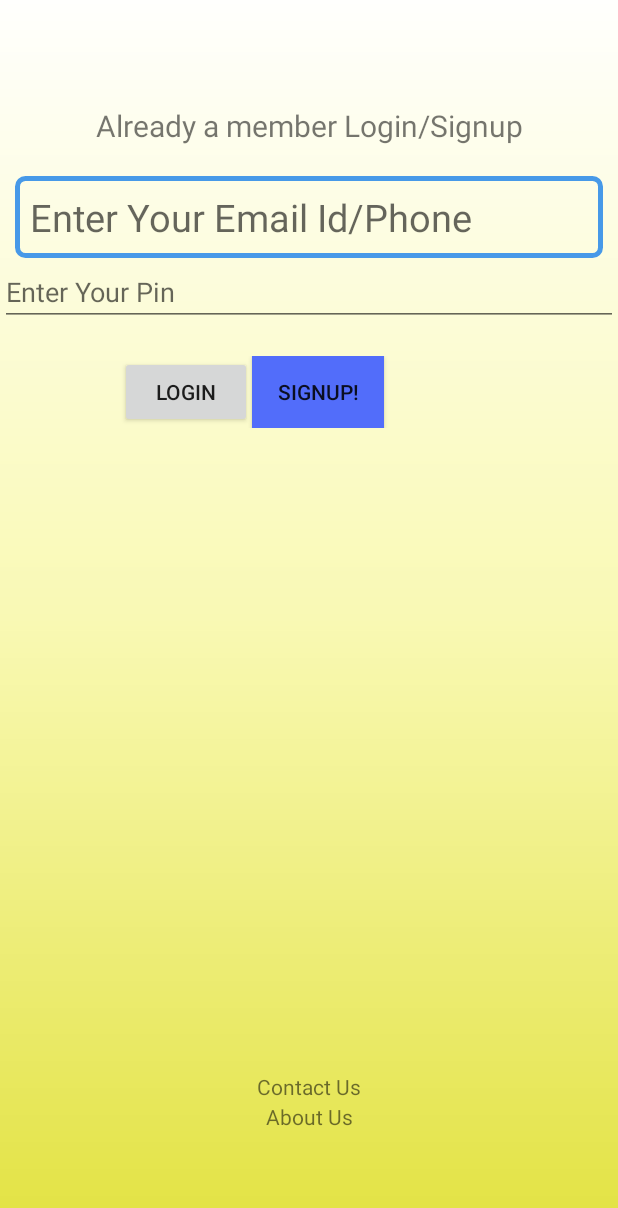
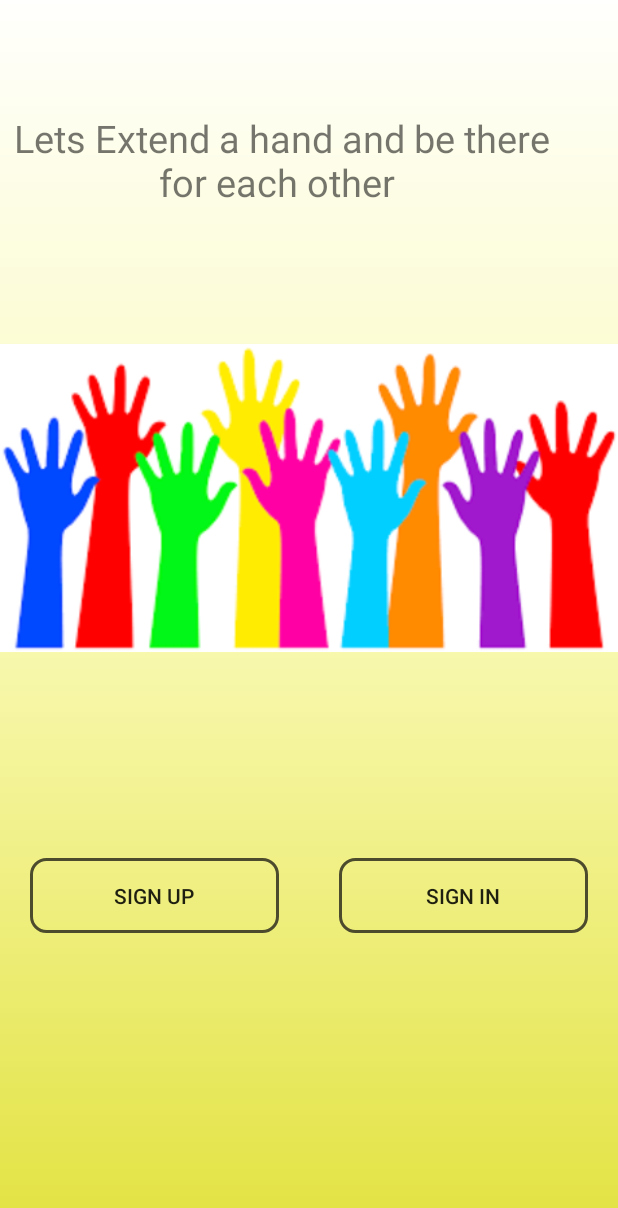
Before and after one commit to vhasija18/Aide, an Android app: the screen it shows after launch (login before the commit, MainActivity after it), on a phone screen of 412 x 824 dp. Shown: the top 1208 px of the screen. Run offline under Robolectric (Android 15) with nearby library versions, the phone set to English and light mode, and no system bars.

Commit message:
2nd upload

```diff
--- a/app/src/main/java/com/example/vhasija/aide/MainActivity.java
+++ b/app/src/main/java/com/example/vhasija/aide/MainActivity.java
@@ -2,25 +2,39 @@ package com.example.vhasija.aide;
 
 import android.app.Activity;
 import android.content.Intent;
+import android.graphics.Color;
 import android.os.Bundle;
 
 import android.os.Handler;
+import android.support.v4.content.ContextCompat;
+import android.view.View;
+import android.view.View.OnFocusChangeListener;
+import android.widget.Button;
 
 public class MainActivity extends Activity {
 
-     private Handler mHandler = new Handler();
-    @Override
+    View signup;
+
+
     protected void onCreate(Bundle savedInstanceState) {
         super.onCreate(savedInstanceState);
         setContentView(R.layout.activity_main);
-        mHandler.postDelayed(new Runnable () {
 
-            public void run() {
-                Intent intent = new Intent(MainActivity.this, login.class);
-                startActivity(intent);
+    }
 
-            }
-        },4000);
+
+    public void signupform (View view)
+
+    {
+        Intent intent = new Intent(this,Signup.class);
+        startActivity(intent);
+    }
+
+    public void login(View view)
+    {
+
+        Intent intent = new Intent(this,login.class);
+        startActivity(intent);
 
     }
 }
--- a/app/src/main/java/com/example/vhasija/aide/Maps.java
+++ b/app/src/main/java/com/example/vhasija/aide/Maps.java
@@ -205,7 +205,7 @@ public class Maps extends FragmentActivity implements OnMapReadyCallback,
         }
     }
 
-    public void signupform1(View View)
+    public void signupform1(View view)
     {
         Intent resultData = new Intent();
         System.out.println(longitude);
--- a/app/src/main/java/com/example/vhasija/aide/Signup.java
+++ b/app/src/main/java/com/example/vhasija/aide/Signup.java
@@ -59,7 +59,7 @@ public class Signup extends AppCompatActivity {
         occupation.setEnabled(false);
 
             }
-    public void Maps(View view) {
+    public void tagurlocation(View view) {
         Intent intent = new Intent(Signup.this,Maps.class);
         startActivityForResult(intent,10);
     }
@@ -107,8 +107,9 @@ public class Signup extends AppCompatActivity {
             }
         }
 
-    public void last(View View)
+    public void signup(View view)
     {
+
         System.out.println("MIke");
         if(flag== -1)
           {
--- /dev/null
+++ b/app/src/main/res/drawable/button_style.xml
@@ -0,0 +1,36 @@
+<?xml version="1.0" encoding="utf-8" ?>
+
+<selector xmlns:android="http://schemas.android.com/apk/res/android">
+
+<item android:state_pressed="false">
+
+<shape
+
+    android:thickness="0dp"
+
+    android:shape="rectangle">
+    <stroke android:width="2dp"
+
+        android:color="#4D4B2E"/>
+    <corners android:radius="10dp" />
+    <solid
+        android:color="#00000000"/>
+</shape>
+
+</item>
+
+    <item android:state_pressed="true">
+
+      <shape
+        android:thickness="0dp"
+
+        android:shape="rectangle">
+        <stroke android:width="4dp"
+
+            android:color="#FF2A00"/>
+        <corners android:radius="10dp" />
+        <solid
+            android:color="#FDA058"/>
+    </shape>
+    </item>
+</selector>
--- a/app/src/main/res/layout/activity_login.xml
+++ b/app/src/main/res/layout/activity_login.xml
@@ -12,17 +12,33 @@
         android:id="@+id/layout1"
         android:layout_width="match_parent"
         android:layout_height="wrap_content"
-        android:layout_marginTop="70dp"
+        android:layout_marginTop="50dp"
         android:orientation="vertical"
         android:visibility="visible">
 
-        <TextView
-            android:id="@+id/textView2"
+        <ImageView
+            android:id="@+id/imageView2"
+            android:layout_width="100dp"
+            android:layout_height="100dp"
+            android:layout_alignParentStart="true"
+            android:layout_alignParentLeft="true"
+            android:layout_alignParentTop="true"
+            android:layout_marginStart="150dp"
+            android:layout_marginLeft="200dp"
+            android:layout_marginTop="10dp"
+            app:srcCompat="@drawable/icon" />
+
+        <LinearLayout
+            android:id="@+id/layout_button"
             android:layout_width="match_parent"
             android:layout_height="wrap_content"
-            android:text="Already a member Login/Signup"
-            android:textAlignment="center"
-            android:textSize="20dp" />
+            android:layout_marginLeft="5dp"
+            android:layout_marginTop="20dp"
+            android:layout_marginRight="5dp"
+            android:orientation="vertical"
+            android:visibility="visible"
+            android:background="@drawable/button_style">
+
 
         <EditText
             android:id="@+id/Name"
@@ -33,42 +49,49 @@
             android:hint="Enter Your Email Id/Phone"
             android:inputType="textPersonName"
             android:background="@drawable/textview"
-            android:layout_marginLeft="10dp"
-            android:layout_marginRight="10dp"
-            android:textSize="25dp"
-            android:padding="10dp" />
+            android:layout_marginLeft="25dp"
+            android:layout_marginRight="25dp"
+            android:textSize="20sp"
+            android:padding="10dp"
+            android:layout_marginBottom="10dp"
+            />
 
         <EditText
             android:id="@+id/Password"
             android:layout_width="match_parent"
             android:layout_height="wrap_content"
-            android:ems="10"
+            android:ems="20"
             android:hint="Enter Your Pin"
-            android:inputType="numberPassword" />
+            android:inputType="numberPassword"
+            android:background="@drawable/textview"
+            android:layout_marginLeft="25dp"
+            android:layout_marginRight="25dp"
+            android:textSize="20sp"
+            android:padding="10dp"
+            android:focusedByDefault="false"
+            android:layout_marginBottom="20dp"/>
 
-        <LinearLayout
-            android:id="@+id/layout_button"
-            android:layout_width="match_parent"
-            android:layout_height="wrap_content"
-            android:layout_marginLeft="80dp"
-            android:layout_marginTop="20dp"
-            android:orientation="horizontal"
-            android:visibility="visible">
+            <TextView
+                android:id="@+id/textView2"
+                android:layout_width="wrap_content"
+                android:layout_height="wrap_content"
+                android:layout_gravity="center"
+                android:textSize="20sp"
+                android:text="Forget Password?"
+                android:textColor="@color/textcolor"
+                android:layout_marginBottom="10dp"/>
+
 
             <Button
                 android:id="@+id/login"
-                android:layout_width="wrap_content"
+                android:layout_width="200dp"
                 android:layout_height="wrap_content"
                 android:onClick="Maps_login"
-                android:text="Login" />
+                android:text="Login"
+                android:layout_gravity="center"
+                android:background="@drawable/button_style"
+                android:layout_marginBottom="20dp"/>
 
-            <Button
-                android:id="@+id/signUp"
-                style="@style/Button"
-                android:layout_width="wrap_content"
-                android:layout_height="wrap_content"
-                android:onClick="signupform"
-                android:text="Signup!" />
         </LinearLayout>
 
 
@@ -83,21 +106,28 @@
         android:layout_marginBottom="70dp">
 
         <TextView
+            android:id="@+id/ContactUs"
+            android:layout_width="match_parent"
+            android:layout_height="wrap_content"
+            android:gravity="center"
+            android:text="Contact Us"
+            android:layout_alignParentBottom="true"
+            android:layout_marginBottom="20dp"
+            android:textColor="@color/textcolor"
+            android:textSize="20sp"/>
+
+        <TextView
             android:id="@+id/AboutUs"
             android:layout_width="match_parent"
             android:layout_height="wrap_content"
             android:gravity="center"
             android:text="About Us"
-            android:layout_alignParentBottom="true"
-            android:layout_marginBottom="20dp"/>
+            android:layout_alignBottom="@+id/ContactUs"
+            android:textColor="@color/textcolor"
+            android:textSize="20sp"/>
 
-        <TextView
-            android:id="@+id/ContactUs"
-            android:layout_width="match_parent"
-            android:layout_height="wrap_content"
-            android:gravity="center"
-            android:text="Contact Us"
-            android:layout_alignBottom="@+id/AboutUs"/>
+
+
 
     </RelativeLayout>
 
--- a/app/src/main/res/layout/activity_main.xml
+++ b/app/src/main/res/layout/activity_main.xml
@@ -7,24 +7,69 @@
     tools:context=".MainActivity"
     android:background="@drawable/gradient">
 
-    <ImageView
-        android:id="@+id/imageView"
+    <LinearLayout
+        android:id="@+id/layout2"
         android:layout_width="match_parent"
-        android:layout_height="335dp"
-        android:src="@drawable/background"
-        app:layout_constraintTop_toTopOf="parent"
-        tools:layout_editor_absoluteX="109dp" />
+        android:layout_height="wrap_content"
+        android:orientation="vertical"
+        android:visibility="visible">
 
         <TextView
             android:id="@+id/textView"
             android:layout_width="375dp"
-        android:layout_height="188dp"
+            android:layout_height="150dp"
             android:layout_marginTop="32dp"
-        android:layout_marginBottom="32dp"
+            android:layout_weight=".3"
             android:gravity="center"
             android:text="Lets Extend a hand and be there for each other "
-        android:textSize="25dp"
+            android:textSize="25sp"
+            tools:layout_editor_absoluteX="10dp" />
+
+        <ImageView
+            android:id="@+id/imageView"
+            android:layout_width="match_parent"
+            android:layout_height="300dp"
+            android:layout_marginBottom="90dp"
+            android:layout_weight=".5"
+            android:contentDescription="Lets come together for better future"
+            android:src="@drawable/background"
             app:layout_constraintBottom_toBottomOf="parent"
-        app:layout_constraintTop_toBottomOf="@+id/imageView"
-        tools:layout_editor_absoluteX="10dp" />
+            app:layout_constraintTop_toBottomOf="@+id/textView" />
+
+        <LinearLayout
+            android:id="@+id/layout1"
+            android:layout_width="match_parent"
+            android:layout_height="wrap_content"
+            android:layout_gravity="bottom"
+            android:layout_weight=".2"
+            android:orientation="horizontal"
+            android:visibility="visible">
+
+
+            <Button
+                android:id="@+id/button2"
+                android:layout_width="80dp"
+                android:layout_height="50dp"
+                android:text="Sign Up"
+                android:layout_marginBottom="70dp"
+                android:layout_weight=".5"
+                android:layout_marginLeft="20dp"
+                android:layout_marginRight="20dp"
+                android:background="@drawable/button_style"
+                android:onClick="signupform"/>
+
+            <Button
+                android:id="@+id/button7"
+                android:layout_width="80dp"
+                android:layout_height="50dp"
+                android:layout_marginBottom="70dp"
+                android:layout_weight=".5"
+                android:text="Sign In"
+                android:background="@drawable/button_style"
+                android:layout_marginLeft="20dp"
+                android:layout_marginRight="20dp"
+                android:onClick="login"/>
+
+        </LinearLayout>
+    </LinearLayout>
 </android.support.constraint.ConstraintLayout>
--- a/app/src/main/res/values/colors.xml
+++ b/app/src/main/res/values/colors.xml
@@ -3,4 +3,5 @@
     <color name="colorPrimary">#008577</color>
     <color name="colorPrimaryDark">#00574B</color>
     <color name="colorAccent">#D81B60</color>
+    <color name="textcolor">#BCB77F</color>
 </resources>
--- a/app/src/main/res/values/styles.xml
+++ b/app/src/main/res/values/styles.xml
@@ -16,8 +16,5 @@
     <style name="AppTheme.AppBarOverlay" parent="ThemeOverlay.AppCompat.Dark.ActionBar" />
 
     <style name="AppTheme.PopupOverlay" parent="ThemeOverlay.AppCompat.Light" />
-    <style name="Button">
-        <item name="android:background">#526DFA</item>
-    </style>
 
 </resources>
```
Also changed, not shown: app/src/main/java/com/example/vhasija/aide/Maps_Login.java (+9 -2 lines), app/src/main/java/com/example/vhasija/aide/login.java (+3 -6 lines), app/src/main/res/drawable/textview.xml (+21 -7 lines), app/src/main/res/layout/activity_maps.xml (+5 -3 lines), app/src/main/res/layout/activity_maps__login.xml (+8 -3 lines), app/src/main/res/layout/activity_signup.xml (+68 -19 lines). Lines whose indentation alone changed are shown as unchanged.
